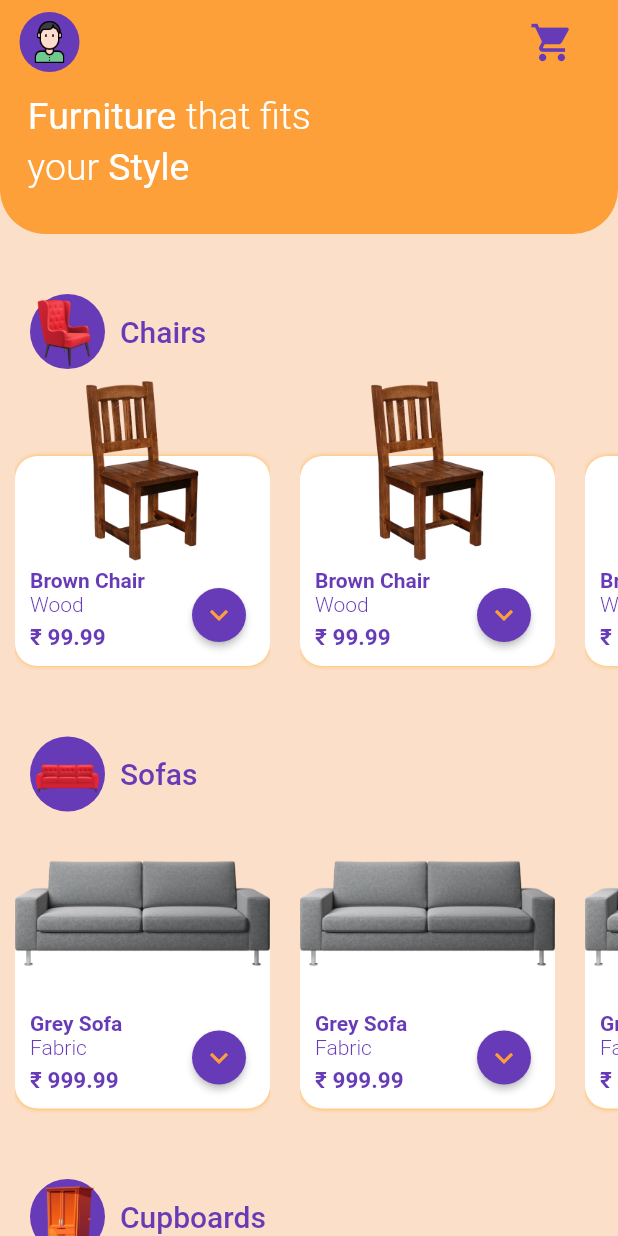
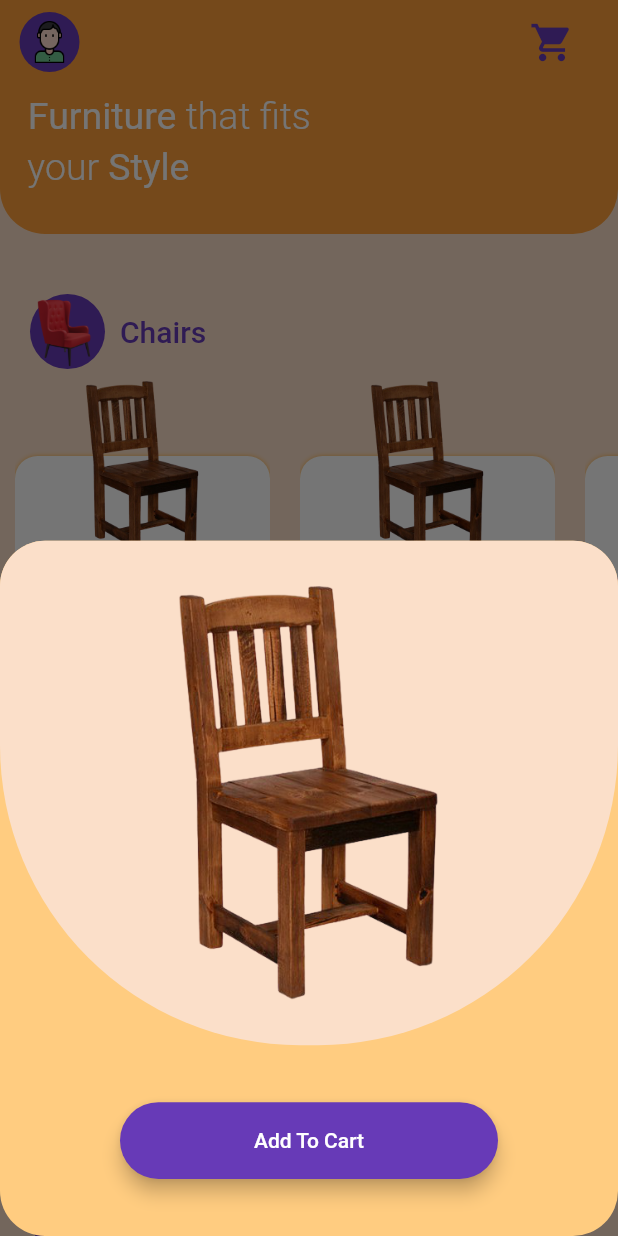
Before and after one commit to miranas11/wickwood, a Flutter app: the MainScreen screen opened by its route, after a tap on the "expand more" icon, on a phone screen of 412 x 824 dp. Run offline on Flutter 3.47's test engine with Material 2 defaults, Android fonts, the phone set to English and light mode, and no system bars.

Commit message:
-added bottomsheet when a product is clicked

```diff
--- a/lib/components/product_data.dart
+++ b/lib/components/product_data.dart
@@ -98,4 +98,31 @@ class ProductData extends ChangeNotifier {
     Product(name: 'Wooden Bed', image: 'bed1', material: 'wood', price: 999.99),
     Product(name: 'Wooden Bed', image: 'bed1', material: 'wood', price: 999.99),
   ];
+
+  List<Product> tableProducts = [
+    Product(
+        name: 'Wooden Table', image: 'table1', material: 'wood', price: 999.99),
+    Product(
+        name: 'Wooden Table', image: 'table1', material: 'wood', price: 999.99),
+    Product(
+        name: 'Wooden Table', image: 'table1', material: 'wood', price: 999.99),
+    Product(
+        name: 'Wooden Table', image: 'table1', material: 'wood', price: 999.99),
+    Product(
+        name: 'Wooden Table', image: 'table1', material: 'wood', price: 999.99),
+    Product(
+        name: 'Wooden Table', image: 'table1', material: 'wood', price: 999.99),
+    Product(
+        name: 'Wooden Table', image: 'table1', material: 'wood', price: 999.99),
+    Product(
+        name: 'Wooden Table', image: 'table1', material: 'wood', price: 999.99),
+    Product(
+        name: 'Wooden Table', image: 'table1', material: 'wood', price: 999.99),
+    Product(
+        name: 'Wooden Table', image: 'table1', material: 'wood', price: 999.99),
+    Product(
+        name: 'Wooden Table', image: 'table1', material: 'wood', price: 999.99),
+    Product(
+        name: 'Wooden Table', image: 'table1', material: 'wood', price: 999.99),
+  ];
 }
--- a/lib/screens/main_screen.dart
+++ b/lib/screens/main_screen.dart
@@ -62,7 +62,12 @@ class MainScreen extends StatelessWidget {
                       image: 'bed',
                       text: 'Beds',
                     ),
-                    BedListView()
+                    BedListView(),
+                    CategoryWidget(
+                      image: 'table',
+                      text: 'Tables',
+                    ),
+                    TableListView(),
                   ],
                 ),
               ),
--- a/lib/widgets/login_registration/start_screen_button.dart
+++ b/lib/widgets/login_registration/start_screen_button.dart
@@ -5,11 +5,13 @@ class StartScreenButton extends StatelessWidget {
   final Function onPressed;
   final String text;
   final double width;
-  StartScreenButton({this.text, this.onPressed, this.width});
+  final double horizontalpadding;
+  StartScreenButton(
+      {this.text, this.onPressed, this.width, this.horizontalpadding = 8});
   @override
   Widget build(BuildContext context) {
     return Padding(
-      padding: const EdgeInsets.all(8.0),
+      padding: EdgeInsets.symmetric(vertical: 8, horizontal: horizontalpadding),
       child: ButtonTheme(
         height: 60,
         minWidth: width,
@@ -23,8 +25,9 @@ class StartScreenButton extends StatelessWidget {
           elevation: 5,
           color: kButtonColor,
           onPressed: onPressed,
-          shape:
-              RoundedRectangleBorder(borderRadius: BorderRadius.circular(30)),
+          shape: RoundedRectangleBorder(
+            borderRadius: BorderRadius.circular(30),
+          ),
         ),
       ),
     );
--- /dev/null
+++ b/lib/widgets/mainscreen/bottom_sheet_product.dart
@@ -0,0 +1,57 @@
+import 'package:flutter/material.dart';
+import 'package:wickwood/components/constants.dart';
+import 'package:wickwood/widgets/login_registration/start_screen_button.dart';
+
+class ProductBottomSheet extends StatelessWidget {
+  final String categoryname;
+  final String image;
+  ProductBottomSheet({this.image, this.categoryname});
+  @override
+  Widget build(BuildContext context) {
+    return Container(
+      child: Column(
+        crossAxisAlignment: CrossAxisAlignment.stretch,
+        children: <Widget>[
+          Expanded(
+            flex: 5,
+            child: Container(
+              padding: EdgeInsets.all(30),
+              decoration: ShapeDecoration(
+                color: kBrownBGColor,
+                shape: RoundedRectangleBorder(
+                  borderRadius: BorderRadius.only(
+                    bottomLeft: Radius.circular(200),
+                    bottomRight: Radius.circular(200),
+                    topLeft: Radius.circular(30),
+                    topRight: Radius.circular(30),
+                  ),
+                ),
+              ),
+              child: Hero(
+                tag: 'product',
+                child: Image(
+                  image: AssetImage('assets/images/$categoryname/$image.png'),
+                ),
+              ),
+            ),
+          ),
+          SizedBox(
+            height: 30,
+          ),
+          Expanded(
+            flex: 1,
+            child: StartScreenButton(
+              horizontalpadding: 80,
+              text: 'Add To Cart',
+              width: 100,
+              onPressed: () {},
+            ),
+          ),
+          SizedBox(
+            height: 30,
+          )
+        ],
+      ),
+    );
+  }
+}
--- a/lib/widgets/mainscreen/product_box.dart
+++ b/lib/widgets/mainscreen/product_box.dart
@@ -1,5 +1,6 @@
 import 'package:flutter/material.dart';
 import 'package:wickwood/components/constants.dart';
+import 'package:wickwood/widgets/mainscreen/bottom_sheet_product.dart';
 
 class ProductBox extends StatelessWidget {
   final String name;
@@ -57,6 +58,7 @@ class ProductBox extends StatelessWidget {
               material: material,
               price: price,
             ),
+            //Button
             Positioned(
               right: -10,
               bottom: 17,
@@ -67,7 +69,19 @@ class ProductBox extends StatelessWidget {
                   Icons.expand_more,
                   color: kOrangeColor,
                 ),
-                onPressed: () {},
+                onPressed: () {
+                  showModalBottomSheet(
+                    shape: RoundedRectangleBorder(
+                      borderRadius: BorderRadius.circular(30),
+                    ),
+                    backgroundColor: Colors.orange[200],
+                    context: context,
+                    builder: (context) => ProductBottomSheet(
+                      image: image,
+                      categoryname: categoryname,
+                    ),
+                  );
+                },
               ),
             )
           ],
--- a/lib/widgets/mainscreen/product_listview.dart
+++ b/lib/widgets/mainscreen/product_listview.dart
@@ -98,3 +98,26 @@ class BedListView extends StatelessWidget {
     );
   }
 }
+
+class TableListView extends StatelessWidget {
+  @override
+  Widget build(BuildContext context) {
+    return Container(
+      height: 200,
+      child: ListView.builder(
+        scrollDirection: Axis.horizontal,
+        itemBuilder: (context, index) {
+          return ProductBox(
+            name: Provider.of<ProductData>(context).tableProducts[index].name,
+            material:
+                Provider.of<ProductData>(context).tableProducts[index].material,
+            price: Provider.of<ProductData>(context).tableProducts[index].price,
+            image: Provider.of<ProductData>(context).tableProducts[index].image,
+            categoryname: 'tables',
+          );
+        },
+        itemCount: Provider.of<ProductData>(context).tableProducts.length,
+      ),
+    );
+  }
+}
--- a/pubspec.yaml
+++ b/pubspec.yaml
@@ -29,3 +29,4 @@ flutter:
     - assets/images/sofas/
     - assets/images/cupboards/
     - assets/images/beds/
+    - assets/images/tables/
```
Also changed, not shown: assets/images/icons/table.png (added), assets/images/tables/table1.png (added).
